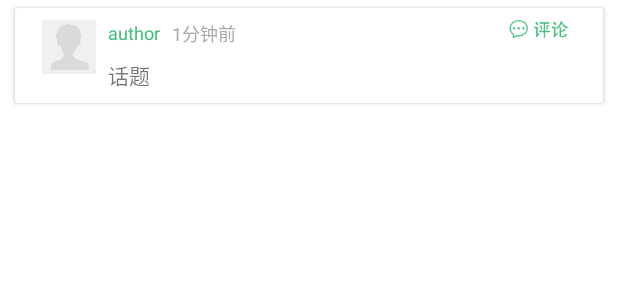
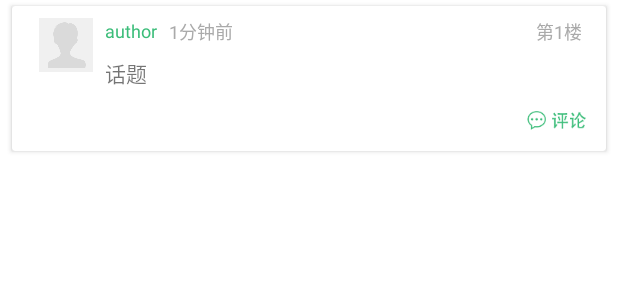
Before and after one commit to greatyao/v2ex-android, an Android app: the layout item_reply.xml on its own in the app's theme, with its tools: preview values and no code run, on a phone screen of 412 x 824 dp. Shown: the top 300 px of the screen. Run offline under Robolectric (Android 15) with nearby library versions, the phone set to English and light mode, and no system bars.

Commit message:
调整卡片圆角弧度为2dp等

```diff
--- a/app/src/main/res/layout/item_node.xml
+++ b/app/src/main/res/layout/item_node.xml
@@ -5,7 +5,10 @@
     android:id="@+id/card_container"
     android:layout_width="match_parent"
     android:layout_height="wrap_content"
-    android:layout_margin="5dp"
+    android:layout_marginLeft="8dp"
+    android:layout_marginRight="8dp"
+    android:layout_marginTop="4dp"
+    android:layout_marginBottom="4dp"
     card_view:cardCornerRadius="2dp"
     android:background="#fff"
     android:foreground="?android:selectableItemBackground"
--- a/app/src/main/res/layout/item_reply.xml
+++ b/app/src/main/res/layout/item_reply.xml
@@ -1,14 +1,16 @@
 <?xml version="1.0" encoding="utf-8"?>
 
 <android.support.v7.widget.CardView xmlns:android="http://schemas.android.com/apk/res/android"
+    xmlns:card_view="http://schemas.android.com/apk/res-auto"
     android:id="@+id/card_container"
     android:layout_width="match_parent"
     android:layout_height="wrap_content"
-    android:layout_marginBottom="5dp"
-    android:layout_marginLeft="10dp"
-    android:layout_marginRight="10dp"
-    android:layout_marginTop="5dp"
+    android:layout_marginBottom="4dp"
+    android:layout_marginLeft="8dp"
+    android:layout_marginRight="8dp"
+    android:layout_marginTop="4dp"
     android:background="#fff"
+    card_view:cardCornerRadius="2dp"
     android:foreground="?android:selectableItemBackground"
     android:orientation="horizontal">
 
@@ -56,12 +58,19 @@
                 android:textColor="#aaa"
                 android:textSize="12sp" />
 
-            <CheckBox
-                android:id="@+id/commentBtn"
-                android:layout_width="60dp"
-                android:layout_height="12dp"
+            <TextView
+                android:id="@+id/which_floor"
+                android:layout_width="wrap_content"
+                android:layout_height="wrap_content"
+                android:text="第1楼"
+                android:textColor="#aaa"
+                android:textSize="12sp"
+                android:layout_alignParentTop="true"
                 android:layout_alignParentRight="true"
-                android:button="@drawable/checkbox_comment" />
+                android:layout_alignParentEnd="true"
+                android:layout_marginRight="8dp"
+                android:layout_marginEnd="8dp" />
+
         </RelativeLayout>
 
         <com.yaoyumeng.v2ex.ui.widget.RichTextView
@@ -72,8 +81,29 @@
             android:layout_centerVertical="true"
             android:layout_marginLeft="8dp"
             android:layout_marginTop="8dp"
+            android:layout_marginRight="8dp"
             android:layout_toRightOf="@+id/avatar"
             android:text="@string/topic" />
+
+    <RelativeLayout
+        android:id="@+id/comment_layout"
+        android:layout_width="match_parent"
+        android:layout_height="wrap_content"
+        android:layout_below="@+id/content"
+        android:layout_toRightOf="@+id/avatar"
+        android:layout_marginTop="8dp"
+        android:maxHeight="30dp">
+
+        <CheckBox
+            android:id="@+id/commentBtn"
+            android:layout_width="50dp"
+            android:layout_height="25dp"
+            android:button="@drawable/checkbox_comment"
+            android:layout_alignParentTop="true"
+            android:layout_alignParentRight="true"
+            android:layout_alignParentEnd="true"/>
+        </RelativeLayout>
+
 
     </RelativeLayout>
 
--- a/app/src/main/res/layout/item_topic_more.xml
+++ b/app/src/main/res/layout/item_topic_more.xml
@@ -8,7 +8,10 @@
         xmlns:card_view="http://schemas.android.com/apk/res-auto"
         android:layout_width="match_parent"
         android:layout_height="wrap_content"
-        android:layout_margin="10dp"
+        android:layout_marginLeft="8dp"
+        android:layout_marginRight="8dp"
+        android:layout_marginTop="4dp"
+        android:layout_marginBottom="4dp"
         android:background="#fff"
         android:foreground="?android:selectableItemBackground"
         android:orientation="horizontal"
```
Also changed, not shown: app/src/main/res/layout/item_notification.xml (+4 -4 lines), app/src/main/res/layout/item_topic.xml (+5 -2 lines).
